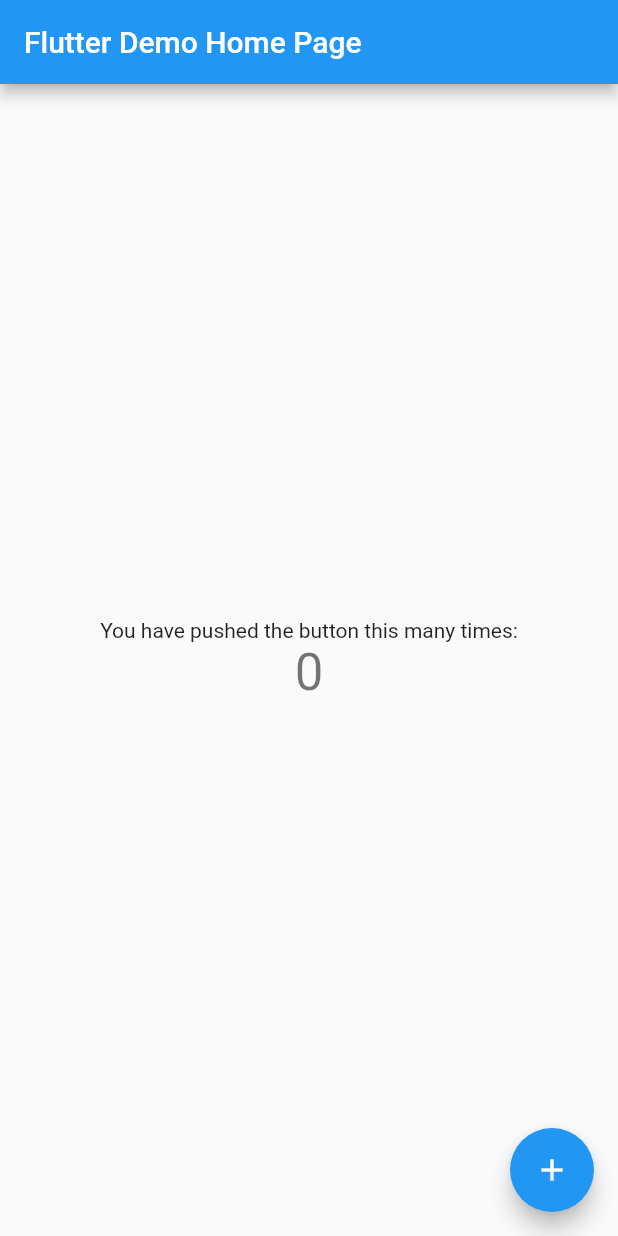
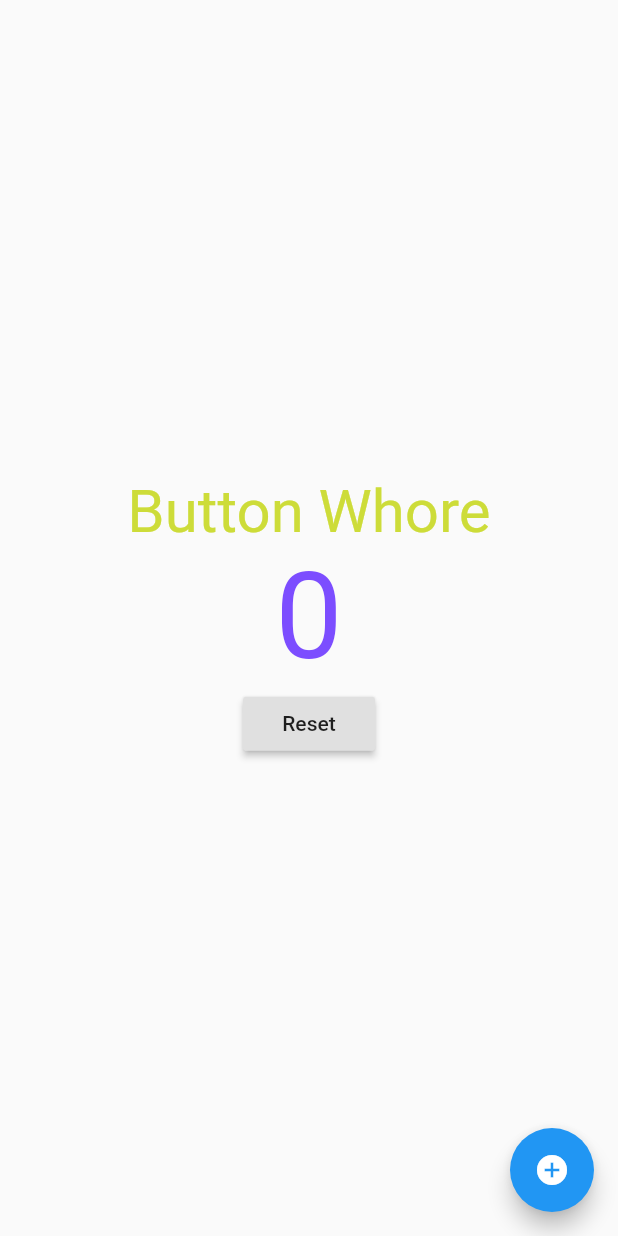
Before and after one commit to DuckMouse/Keans-flutter, a Flutter app: the screen it shows after launch, on a phone screen of 412 x 824 dp. Run offline on Flutter 3.47's test engine with Material 2 defaults, Android fonts, the phone set to English and light mode, and no system bars.

Commit message:
First Attempt  at Flutter

```diff
--- /dev/null
+++ b/hello_world/lib/dummy.dart
@@ -0,0 +1,111 @@
+class MyApp extends StatelessWidget {
+  // This widget is the root of your application.
+  @override
+  Widget build(BuildContext context) {
+    return MaterialApp(
+      title: 'Flutter Demo',
+      theme: ThemeData(
+        // This is the theme of your application.
+        //
+        // Try running your application with "flutter run". You'll see the
+        // application has a blue toolbar. Then, without quitting the app, try
+        // changing the primarySwatch below to Colors.green and then invoke
+        // "hot reload" (press "r" in the console where you ran "flutter run",
+        // or simply save your changes to "hot reload" in a Flutter IDE).
+        // Notice that the counter didn't reset back to zero; the application
+        // is not restarted.
+        primarySwatch: Colors.blue,
+        // This makes the visual density adapt to the platform that you run
+        // the app on. For desktop platforms, the controls will be smaller and
+        // closer together (more dense) than on mobile platforms.
+        visualDensity: VisualDensity.adaptivePlatformDensity,
+      ),
+      home: MyHomePage(title: 'Flutter Demo Home Page'),
+    );
+  }
+}
+
+class MyHomePage extends StatefulWidget {
+  MyHomePage({Key key, this.title}) : super(key: key);
+
+  // This widget is the home page of your application. It is stateful, meaning
+  // that it has a State object (defined below) that contains fields that affect
+  // how it looks.
+
+  // This class is the configuration for the state. It holds the values (in this
+  // case the title) provided by the parent (in this case the App widget) and
+  // used by the build method of the State. Fields in a Widget subclass are
+  // always marked "final".
+
+  final String title;
+
+  @override
+  _MyHomePageState createState() => _MyHomePageState();
+}
+
+class _MyHomePageState extends State<MyHomePage> {
+  int _counter = 0;
+
+  void _incrementCounter() {
+    setState(() {
+      // This call to setState tells the Flutter framework that something has
+      // changed in this State, which causes it to rerun the build method below
+      // so that the display can reflect the updated values. If we changed
+      // _counter without calling setState(), then the build method would not be
+      // called again, and so nothing would appear to happen.
+      _counter++;
+    });
+  }
+
+  @override
+  Widget build(BuildContext context) {
+    // This method is rerun every time setState is called, for instance as done
+    // by the _incrementCounter method above.
+    //
+    // The Flutter framework has been optimized to make rerunning build methods
+    // fast, so that you can just rebuild anything that needs updating rather
+    // than having to individually change instances of widgets.
+    return Scaffold(
+      appBar: AppBar(
+        // Here we take the value from the MyHomePage object that was created by
+        // the App.build method, and use it to set our appbar title.
+        title: Text(widget.title),
+      ),
+      body: Center(
+        // Center is a layout widget. It takes a single child and positions it
+        // in the middle of the parent.
+        child: Column(
+          // Column is also a layout widget. It takes a list of children and
+          // arranges them vertically. By default, it sizes itself to fit its
+          // children horizontally, and tries to be as tall as its parent.
+          //
+          // Invoke "debug painting" (press "p" in the console, choose the
+          // "Toggle Debug Paint" action from the Flutter Inspector in Android
+          // Studio, or the "Toggle Debug Paint" command in Visual Studio Code)
+          // to see the wireframe for each widget.
+          //
+          // Column has various properties to control how it sizes itself and
+          // how it positions its children. Here we use mainAxisAlignment to
+          // center the children vertically; the main axis here is the vertical
+          // axis because Columns are vertical (the cross axis would be
+          // horizontal).
+          mainAxisAlignment: MainAxisAlignment.center,
+          children: <Widget>[
+            Text(
+              'You have pushed the button this many times:',
+            ),
+            Text(
+              '$_counter',
+              style: Theme.of(context).textTheme.headline4,
+            ),
+          ],
+        ),
+      ),
+      floatingActionButton: FloatingActionButton(
+        onPressed: _incrementCounter,
+        tooltip: 'Increment',
+        child: Icon(Icons.add),
+      ), // This trailing comma makes auto-formatting nicer for build methods.
+    );
+  }
+}
--- a/hello_world/lib/main.dart
+++ b/hello_world/lib/main.dart
@@ -1,52 +1,25 @@
 import 'package:flutter/material.dart';
+//import 'package:hello_world/dummy.dart';
 
 void main() {
   runApp(MyApp());
 }
 
 class MyApp extends StatelessWidget {
-  // This widget is the root of your application.
   @override
   Widget build(BuildContext context) {
-    return MaterialApp(
-      title: 'Flutter Demo',
-      theme: ThemeData(
-        // This is the theme of your application.
-        //
-        // Try running your application with "flutter run". You'll see the
-        // application has a blue toolbar. Then, without quitting the app, try
-        // changing the primarySwatch below to Colors.green and then invoke
-        // "hot reload" (press "r" in the console where you ran "flutter run",
-        // or simply save your changes to "hot reload" in a Flutter IDE).
-        // Notice that the counter didn't reset back to zero; the application
-        // is not restarted.
-        primarySwatch: Colors.blue,
-        // This makes the visual density adapt to the platform that you run
-        // the app on. For desktop platforms, the controls will be smaller and
-        // closer together (more dense) than on mobile platforms.
-        visualDensity: VisualDensity.adaptivePlatformDensity,
-      ),
-      home: MyHomePage(title: 'Flutter Demo Home Page'),
-    );
+    return MaterialApp(title: 'Trying not to fuck up', home: MyHomePage());
   }
 }
 
 class MyHomePage extends StatefulWidget {
-  MyHomePage({Key key, this.title}) : super(key: key);
-
-  // This widget is the home page of your application. It is stateful, meaning
-  // that it has a State object (defined below) that contains fields that affect
-  // how it looks.
-
-  // This class is the configuration for the state. It holds the values (in this
-  // case the title) provided by the parent (in this case the App widget) and
-  // used by the build method of the State. Fields in a Widget subclass are
-  // always marked "final".
-
-  final String title;
-
+  // Another way to return MyHomePageState (line 21)
+  //   @override
+  // _MyHomePageState createState() => _MyHomePageState();
   @override
-  _MyHomePageState createState() => _MyHomePageState();
+  _MyHomePageState createState() {
+    return _MyHomePageState();
+  }
 }
 
 class _MyHomePageState extends State<MyHomePage> {
@@ -54,64 +27,42 @@ class _MyHomePageState extends State<MyHomePage> {
 
   void _incrementCounter() {
     setState(() {
-      // This call to setState tells the Flutter framework that something has
-      // changed in this State, which causes it to rerun the build method below
-      // so that the display can reflect the updated values. If we changed
-      // _counter without calling setState(), then the build method would not be
-      // called again, and so nothing would appear to happen.
-      _counter++;
+      _counter = _counter + 1;
+      //_counter++ is the same function
+    });
+  }
+
+  void _resetCounter() {
+    setState(() {
+      _counter = 0;
     });
   }
 
   @override
   Widget build(BuildContext context) {
-    // This method is rerun every time setState is called, for instance as done
-    // by the _incrementCounter method above.
-    //
-    // The Flutter framework has been optimized to make rerunning build methods
-    // fast, so that you can just rebuild anything that needs updating rather
-    // than having to individually change instances of widgets.
     return Scaffold(
-      appBar: AppBar(
-        // Here we take the value from the MyHomePage object that was created by
-        // the App.build method, and use it to set our appbar title.
-        title: Text(widget.title),
-      ),
       body: Center(
-        // Center is a layout widget. It takes a single child and positions it
-        // in the middle of the parent.
           child: Column(
-          // Column is also a layout widget. It takes a list of children and
-          // arranges them vertically. By default, it sizes itself to fit its
-          // children horizontally, and tries to be as tall as its parent.
-          //
-          // Invoke "debug painting" (press "p" in the console, choose the
-          // "Toggle Debug Paint" action from the Flutter Inspector in Android
-          // Studio, or the "Toggle Debug Paint" command in Visual Studio Code)
-          // to see the wireframe for each widget.
-          //
-          // Column has various properties to control how it sizes itself and
-          // how it positions its children. Here we use mainAxisAlignment to
-          // center the children vertically; the main axis here is the vertical
-          // axis because Columns are vertical (the cross axis would be
-          // horizontal).
         mainAxisAlignment: MainAxisAlignment.center,
         children: <Widget>[
           Text(
-              'You have pushed the button this many times:',
+            'Button Whore',
+            style: TextStyle(color: Colors.lime, fontSize: 40),
           ),
           Text(
             '$_counter',
-              style: Theme.of(context).textTheme.headline4,
+            style: TextStyle(color: Colors.deepPurpleAccent, fontSize: 80),
           ),
+          RaisedButton(
+            onPressed: _resetCounter,
+            child: Text('Reset'),
+          )
         ],
-        ),
-      ),
+      )),
       floatingActionButton: FloatingActionButton(
         onPressed: _incrementCounter,
-        tooltip: 'Increment',
-        child: Icon(Icons.add),
-      ), // This trailing comma makes auto-formatting nicer for build methods.
+        child: Icon(Icons.add_circle),
+      ),
     );
   }
 }
```
Lines whose indentation alone changed are shown as unchanged.
